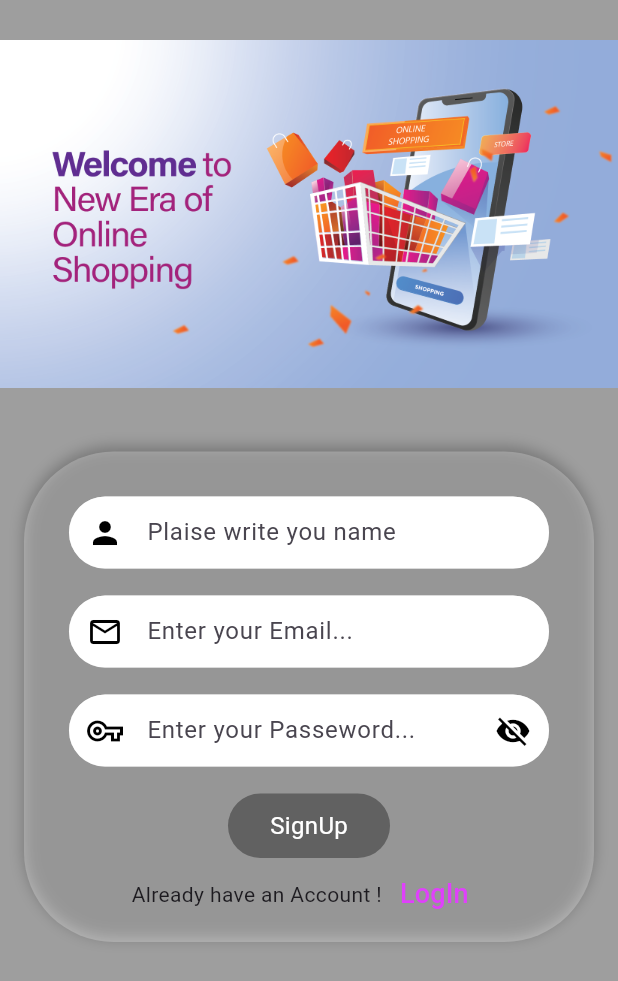
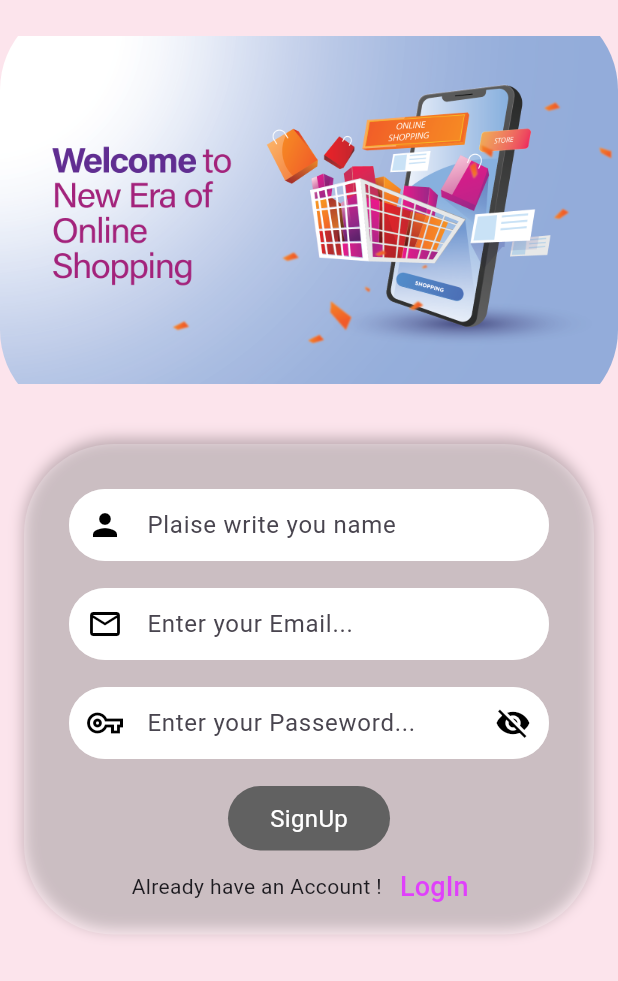
Before and after one commit to mohamedahmedkhriji/ecomerce_app, a Flutter app: the screen it shows after launch, after a tap on "Register", on a phone screen of 412 x 824 dp. Shown: the top 981 px of the screen. Run offline on Flutter 3.47's test engine with Material 3 defaults, Android fonts, the phone set to English and light mode, and no system bars; our stand-ins replace fluttertoast, font_awesome_flutter, get, shared_preferences.

Commit message:
dashbord
profile screen

add images

```diff
--- a/lib/api_connection/api_connectio.dart
+++ b/lib/api_connection/api_connectio.dart
@@ -1,5 +1,5 @@
 class API {
-  static const hostConnect = "http://192.168.1.28/api_space_market";
+  static const hostConnect = "http://192.168.100.90/api_space_market";
 
   static const hostConnectUser = "$hostConnect/user";
 
--- a/lib/main.dart
+++ b/lib/main.dart
@@ -1,13 +1,17 @@
 import 'package:flutter/material.dart';
 import 'package:get/get.dart';
 import 'package:spacemarket_app/users/auth/login_screen.dart';
+import 'package:spacemarket_app/users/fragments/dashboard_of_fragments.dart';
+import 'package:spacemarket_app/users/userPreferences/user_preferences.dart';
 
 void main() {
+  WidgetsFlutterBinding.ensureInitialized();
+
   runApp(const MyApp());
 }
 
 class MyApp extends StatelessWidget {
-  const MyApp({super.key});
+  const MyApp({Key? key}) : super(key: key);
 
   // This widget is the root of your application.
   @override
@@ -19,10 +23,15 @@ class MyApp extends StatelessWidget {
         primarySwatch: Colors.purple,
       ),
       home: FutureBuilder(
-        builder: (context, dataSnapshot) {
-          return Login_Screen();
+        // to save user login
+        future: RememberUserPrefs.readUserInfo(),
+        builder: (context, dataSnapShot) {
+          if (dataSnapShot.data == null) {
+            return Login_Screen();
+          } else {
+            return DashboardOfFragments();
+          }
         },
-        future: null,
       ),
     );
   }
--- a/lib/users/auth/login_screen.dart
+++ b/lib/users/auth/login_screen.dart
@@ -62,7 +62,7 @@ class _Login_ScreenState extends State<Login_Screen> {
   @override
   Widget build(BuildContext context) {
     return Scaffold(
-      backgroundColor: Colors.grey,
+      backgroundColor: Colors.pink[50],
       body: LayoutBuilder(builder: (context, cons) {
         return ConstrainedBox(
           constraints: BoxConstraints(
@@ -74,9 +74,14 @@ class _Login_ScreenState extends State<Login_Screen> {
                 //login screen header
                 SizedBox(
                   width: MediaQuery.of(context).size.width,
-                  height: 285.0,
-                  child: Image.asset(
-                    "images/background.png",
+                  height: 250.0,
+                  child: ClipRRect(
+                    borderRadius: BorderRadius.all(
+                      Radius.circular(80),
+                    ),
+                    child: Image.asset(
+                      "images/bgstore.jpg",
+                    ),
                   ),
                 ),
 
--- a/lib/users/auth/signup_screen.dart
+++ b/lib/users/auth/signup_screen.dart
@@ -88,7 +88,7 @@ class _SignUp_ScreenState extends State<SignUp_Screen> {
   @override
   Widget build(BuildContext context) {
     return Scaffold(
-      backgroundColor: Colors.grey,
+      backgroundColor: Colors.pink[50],
       body: LayoutBuilder(builder: (context, cons) {
         return ConstrainedBox(
           constraints: BoxConstraints(
@@ -100,9 +100,14 @@ class _SignUp_ScreenState extends State<SignUp_Screen> {
                 //signup screen header
                 SizedBox(
                   width: MediaQuery.of(context).size.width,
-                  height: 285.0,
-                  child: Image.asset(
-                    "images/signup background.png",
+                  height: 280.0,
+                  child: ClipRRect(
+                    borderRadius: BorderRadius.all(
+                      Radius.circular(60),
+                    ),
+                    child: Image.asset(
+                      "images/signup background.png",
+                    ),
                   ),
                 ),
 
--- a/lib/users/userPreferences/user_preferences.dart
+++ b/lib/users/userPreferences/user_preferences.dart
@@ -13,4 +13,21 @@ class RememberUserPrefs {
     await preferences.setString(
         "currentUser", userJsonData); //user already signup
   }
+
+  //get-read User-info
+  static Future<User?> readUserInfo() async {
+    User? currentUserInfo;
+    SharedPreferences preferences = await SharedPreferences.getInstance();
+    String? userInfo = preferences.getString("currentUser");
+    if (userInfo != null) {
+      Map<String, dynamic> userDataMap = jsonDecode(userInfo);
+      currentUserInfo = User.fromJson(userDataMap);
+    }
+    return currentUserInfo;
+  }
+
+  static Future<void> removeUserInfo() async {
+    SharedPreferences preferences = await SharedPreferences.getInstance();
+    await preferences.remove("currentUser");
+  }
 }
```
Also changed, not shown: lib/users/fragments/dashboard_of_fragments.dart (+75 -4 lines), lib/users/fragments/favorites_fragment_screen.dart (added, +17 -0 lines), lib/users/fragments/home_fragment_screen.dart (added, +17 -0 lines), lib/users/fragments/order_fragment_screen.dart (added, +17 -0 lines), lib/users/fragments/profile_fragment_screen.dart (added, +140 -0 lines), lib/users/userPreferences/currant_user.dart (added, +15 -0 lines), images/background.png (deleted), images/bgstore.jpg (added), images/logosp.png (added), images/man.png (added), images/woman.png (added), lib/admin/admin_login.dart (added).
